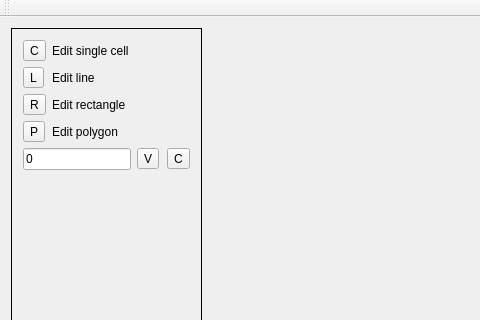
Before: the Qt Designer form mainwindow.ui in vjetten/MapEdit, drawn with Qt 5; both pictures show x 0 to 480 and y 0 to 320 of the 832 by 654 pixel window.
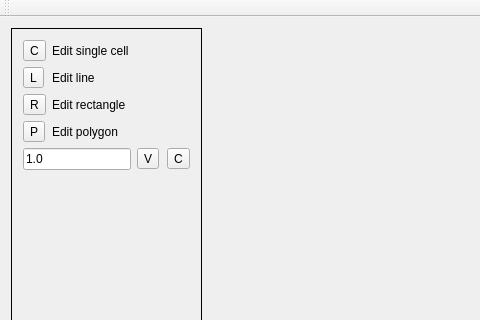
After: the same form once the commit is applied.

Diff of the .ui file:
```diff
--- a/mainwindow.ui
+++ b/mainwindow.ui
@@ -97,7 +97,7 @@
           <string/>
          </property>
          <property name="text">
-          <string>0</string>
+          <string>1.0</string>
          </property>
         </widget>
        </item>
```
